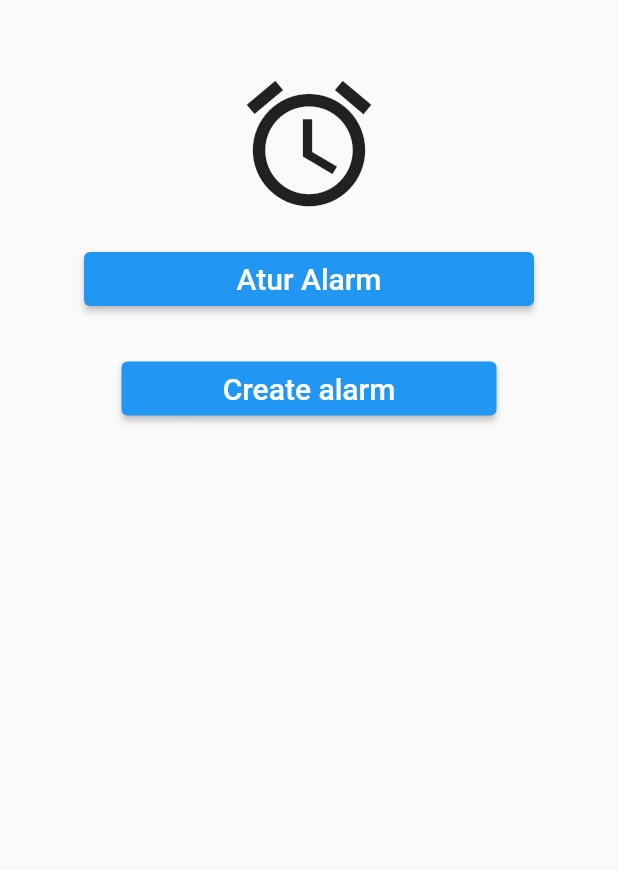
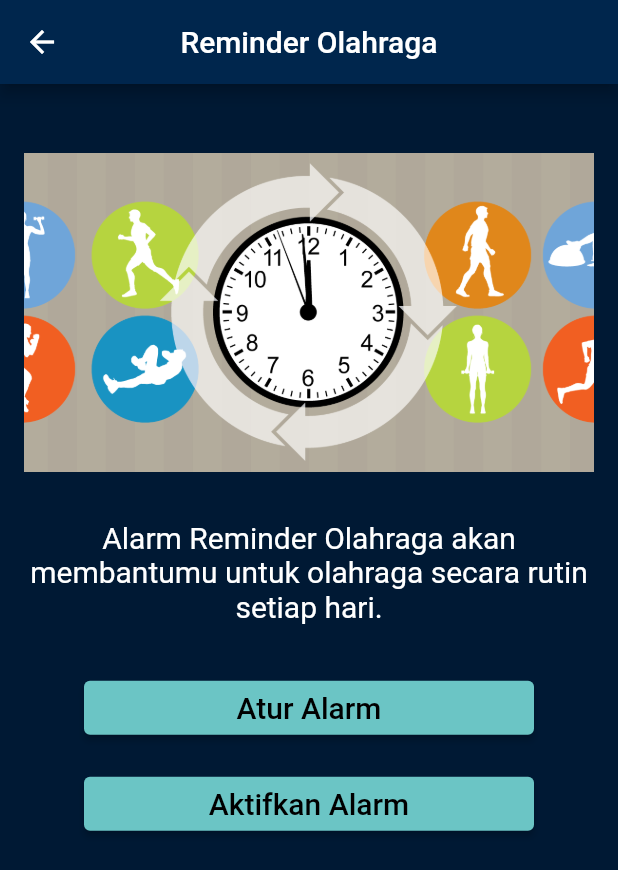
Before and after one commit to Cheshvan7/dummy-proyek, a Flutter app: the screen it shows once a user with an empty profile is signed in, after a tap on the "alarm add" icon, on a phone screen of 412 x 824 dp. Shown: the top 870 px of the screen. Run offline on Flutter 3.47's test engine with Material 2 defaults, Android fonts, the phone set to English and light mode, and no system bars; our stand-ins replace assets_audio_player, carousel_slider, cloud_firestore, firebase_auth, firebase_core, flutter_countdown_timer and 1 more; missing offline and left inert: flutter_alarm_clock; accounts and stored records are empty; network calls fail.

Commit message:
update UI

```diff
--- a/proyek/lib/alarm.dart
+++ b/proyek/lib/alarm.dart
@@ -44,8 +44,12 @@ class _alarmState extends State<alarm> {
 
   @override
   Widget build(BuildContext context) {
-    return MaterialApp(
-      home: Scaffold(
+    return Scaffold(
+      appBar: AppBar(
+        backgroundColor: Color(0xff00264d),
+        title: Text("Reminder Olahraga"),
+        centerTitle: true,
+      ),
       body: Center(
         child: Column(
           children: <Widget>[
@@ -53,63 +57,49 @@ class _alarmState extends State<alarm> {
             Column(
               mainAxisAlignment: MainAxisAlignment.center,
               children: [
-                Padding(
-                  padding: EdgeInsets.fromLTRB(0, 16, 0, 0),
+                Container(
+                    padding: EdgeInsets.all(16),
+                    child: Image.asset('assets/picforalarm.png')),
+                Container(
+                  padding: EdgeInsets.all(16),
+                  child: Text(
+                    "Alarm Reminder Olahraga akan membantumu untuk olahraga secara rutin setiap hari.",
+                    style: TextStyle(color: Colors.white, fontSize: 20),
+                    textAlign: TextAlign.center,
                   ),
-                Icon(
-                  Icons.alarm,
-                  size: 100,
-                ),
-                Padding(
-                  padding: EdgeInsets.fromLTRB(0, 16, 0, 0),
                 ),
                 Container(
                   width: 300,
+                  padding: EdgeInsets.only(top: 16),
                   child: ElevatedButton(
                     onPressed: () {
                       selectTime(context);
                     },
                     child: Text(
                       "Atur Alarm",
-                      style: TextStyle(fontSize: 20),
+                      style: TextStyle(fontSize: 20, color: Colors.black),
                     ),
                   ),
-                )
-              ],
                 ),
                 Container(
-              width: 250,
-              margin: const EdgeInsets.all(25),
+                  padding: EdgeInsets.only(top: 16),
+                  width: 300,
                   child: ElevatedButton(
-                child: const Text(
-                  'Create alarm',
-                  style: TextStyle(fontSize: 20.0),
+                    child: Text(
+                      'Aktifkan Alarm',
+                      style: TextStyle(fontSize: 20, color: Colors.black),
                     ),
                     onPressed: () {
                       FlutterAlarmClock.createAlarm(jam, menit,
                           title: "Waktunya Olahraga");
+                      Navigator.pop(context);
                     },
                   ),
                 ),
               ],
             ),
-      )
-          // Container(
-          //   margin: const EdgeInsets.all(25),
-          //   child: TextButton(
-          //     child: const Text(
-          //       'Set Alarm',
-          //       style: TextStyle(fontSize: 20.0),
-          //     ),
-          //     onPressed: () {
-          //       int jam;
-          //       int menit;
-          //       jam = int.parse(jamController.text);
-          //       menit = int.parse(menitController.text);
-          //       FlutterAlarmClock.createAlarm(jam, menit);
-          //     },
-          //   ),
-          // ),
+          ],
+        ),
       ),
     );
   }
--- a/proyek/lib/main.dart
+++ b/proyek/lib/main.dart
@@ -13,6 +13,7 @@ Future<void> main() async {
 
   runApp(MaterialApp(
     title: "Fit At Home",
+    debugShowCheckedModeBanner: false,
     theme: ThemeData(
         scaffoldBackgroundColor: Color(0xff001934),
         textTheme: TextTheme(
@@ -25,21 +26,15 @@ Future<void> main() async {
           style: ElevatedButton.styleFrom(
             primary: Color(0xff6bc5c5),
           ),
-
         ),
         hintColor: Colors.white,
         inputDecorationTheme: InputDecorationTheme(
           enabledBorder: OutlineInputBorder(
-          borderSide: BorderSide(color: Color(0xff6bc5c5))
-        ),
+              borderSide: BorderSide(color: Color(0xff6bc5c5))),
           focusedBorder: OutlineInputBorder(
-          borderSide: BorderSide(color: Color(0xff6bc5c5))
-        ),
+              borderSide: BorderSide(color: Color(0xff6bc5c5))),
           labelStyle: TextStyle(color: Color(0xff6bc5c5)),
-
-      )
-
-    ),
+        )),
     //themeMode: ThemeMode.dark,
     //theme: ThemeData.dark(),
     //darkTheme: ThemeData.dark(),
--- a/proyek/lib/pages/HomePage.dart
+++ b/proyek/lib/pages/HomePage.dart
@@ -1,7 +1,10 @@
+import 'dart:async';
+
 import 'package:flutter/material.dart';
 import 'package:proyek/pilihor.dart';
 import 'package:proyek/alarm.dart';
-//import 'package:carousel_slider/carousel_slider.dart';
+import 'package:carousel_slider/carousel_slider.dart';
+import 'package:url_launcher/url_launcher.dart';
 
 class HomePage extends StatefulWidget {
   const HomePage({Key? key}) : super(key: key);
@@ -11,6 +14,23 @@ class HomePage extends StatefulWidget {
 }
 
 class _HomePageState extends State<HomePage> {
+  List<String> images = [
+    'assets/pushup.jpg',
+    'assets/situp.jpg',
+    'assets/backup.jpg',
+    'assets/jumpingjack.jpg',
+    'assets/plank.jpg'
+  ];
+
+  List<String> linkImage = [
+    'https://www.alodokter.com/ini-dia-empat-manfaat-push-up',
+    'https://www.alodokter.com/perut-terlihat-kencang-berkat-manfaat-sit-up',
+    'https://www.lemonilo.com/blog/ketahuilah-5-manfaat-back-up-yang-baik-untuk-tubuh',
+    'https://www.lemonilo.com/blog/ketahuilah-5-manfaat-back-up-yang-baik-untuk-tubuh',
+    'https://www.alodokter.com/memahami-gerakan-dan-manfaat-plank'
+  ];
+
+  int _currentIndex = 0;
   @override
   Widget build(BuildContext context) {
     return Scaffold(
@@ -23,8 +43,9 @@ class _HomePageState extends State<HomePage> {
             padding: EdgeInsets.only(right: 8.0),
             child: GestureDetector(
               onTap: () {
-                Navigator.push(
-                    context, MaterialPageRoute(builder: (context) => alarm()));
+                Navigator.push(context,
+                        MaterialPageRoute(builder: (context) => alarm()))
+                    .then(onGoBack);
               },
               child: IconButton(
                 icon: Icon(
@@ -44,11 +65,38 @@ class _HomePageState extends State<HomePage> {
         crossAxisAlignment: CrossAxisAlignment.stretch,
         children: [
           Container(
-              height: 200, width: 200,
-              padding: EdgeInsets.all(16),
+              height: 100,
+              width: 200,
+              padding: EdgeInsets.fromLTRB(16, 0, 16, 0),
               child: Image.asset('assets/logo_v3.png')),
           Container(
-            padding: EdgeInsets.fromLTRB(16, 16, 16, 0),
+            padding: EdgeInsets.all(0),
+            child: CarouselSlider(
+              options: CarouselOptions(
+                  viewportFraction: 0.6,
+                  autoPlayAnimationDuration: const Duration(milliseconds: 100),
+                  autoPlay: true,
+                  enlargeCenterPage: true,
+                  onPageChanged: (index, reason) {
+                    _currentIndex = index;
+                    setState(() {});
+                  }),
+              items: images
+                  .map((item) => Center(
+                          child: GestureDetector(
+                        child: Image.asset(
+                          item,
+                          fit: BoxFit.cover,
+                        ),
+                        onTap: () async {
+                          await launch(linkImage[_currentIndex]);
+                        },
+                      )))
+                  .toList(),
+            ),
+          ),
+          Container(
+            padding: EdgeInsets.fromLTRB(16, 0, 16, 0),
             child: Text(
               "Selamat Datang di Fit At Home App",
               style: TextStyle(fontSize: 20, fontWeight: FontWeight.w900),
@@ -61,17 +109,32 @@ class _HomePageState extends State<HomePage> {
           Container(
             padding: EdgeInsets.fromLTRB(16, 16, 16, 0),
             child: ElevatedButton(
-              style: ElevatedButton.styleFrom(
-                primary: Color(0xff6bc5c5)
-              ),
+                style: ElevatedButton.styleFrom(primary: Color(0xff6bc5c5)),
                 onPressed: () {
                   Navigator.push(context,
                       MaterialPageRoute(builder: (context) => PilihOlahraga()));
                 },
-                child: Text("START", style: TextStyle(color: Colors.black, fontWeight: FontWeight.bold, fontSize: 16))),
+                child: Text("START",
+                    style: TextStyle(
+                        color: Colors.black,
+                        fontWeight: FontWeight.bold,
+                        fontSize: 16))),
           ),
         ],
       ),
     );
   }
+
+  // _launchURL()async{
+  //   if(images==0){
+  //     await launch('https://www.alodokter.com/ini-dia-empat-manfaat-push-up')
+  //   }
+  // }
+
+  FutureOr onGoBack(dynamic value) {
+    setState(() {});
+    ScaffoldMessenger.of(context).showSnackBar(SnackBar(
+      content: Text("Alarm telah ditambah"),
+    ));
+  }
 }
--- a/proyek/pubspec.yaml
+++ b/proyek/pubspec.yaml
@@ -43,6 +43,7 @@ dependencies:
   assets_audio_player: ^3.0.4+3
   intl: ^0.17.0
   flutter_alarm_clock: ^0.0.2
+  url_launcher: ^6.1.4
 
 dev_dependencies:
   flutter_test:
@@ -66,6 +67,7 @@ flutter:
   # the material Icons class.
   uses-material-design: true
   assets:
+    - assets/picforalarm.png
     - assets/logofitathomev2.png
     - assets/fitathomev2.png
     - assets/logo_v2.png
```
Also changed, not shown: proyek/lib/register.dart (+46 -37 lines), proyek/assets/picforalarm.png (added), proyek/pubspec.lock, 2 other files. Lines whose indentation alone changed are shown as unchanged.
